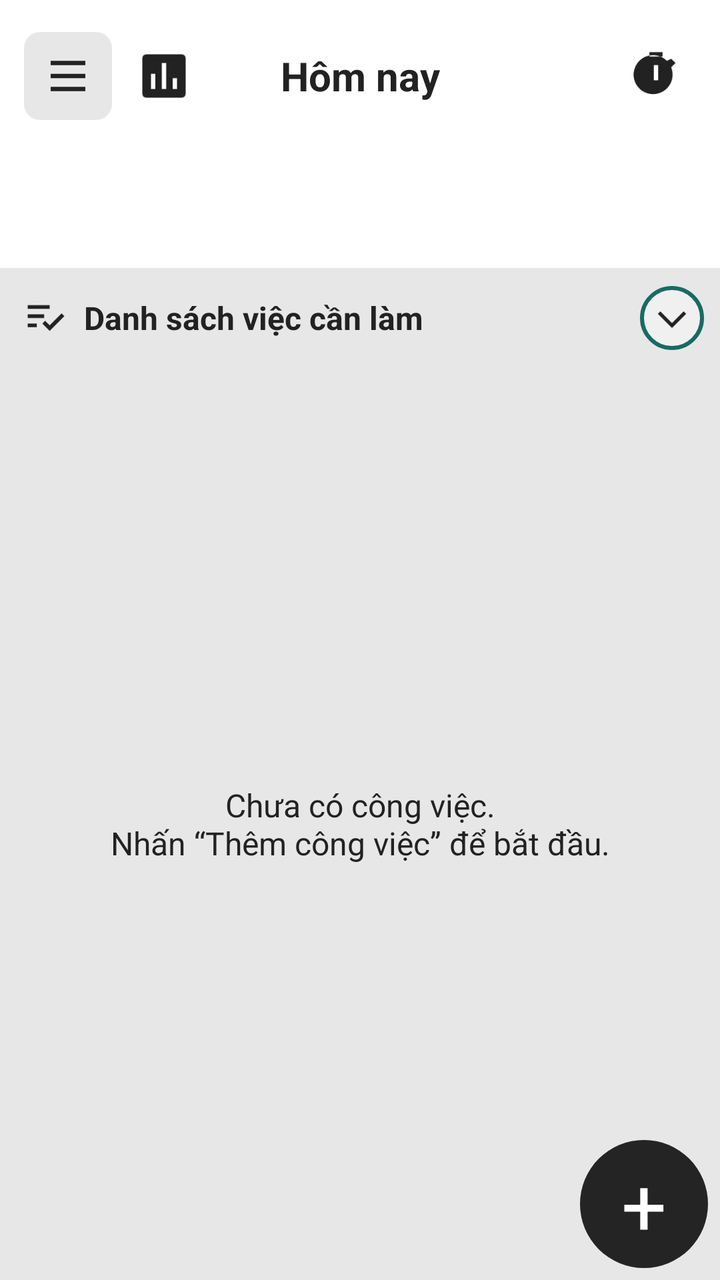
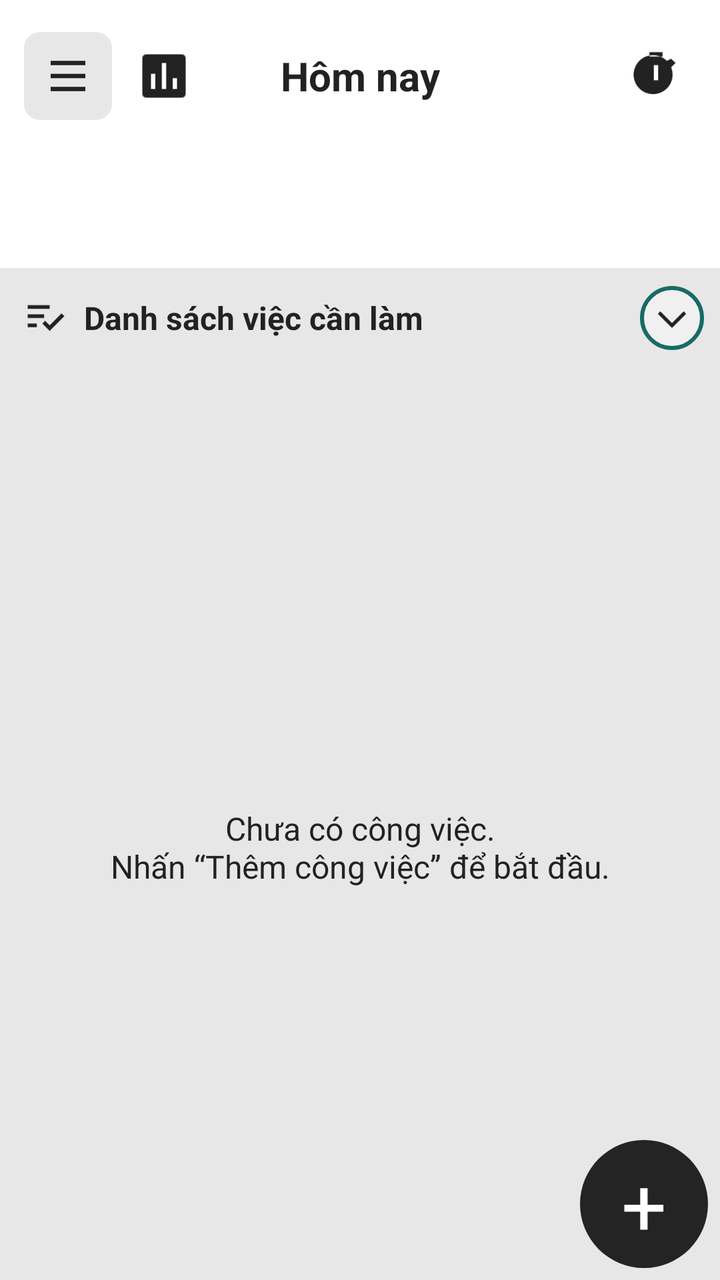

Screens rendered from an Android XML layout before and after an edit, with the pre-edit source and the edit as a unified diff.
<!-- AndroidManifest.xml: application theme Theme.TaskManager -->
<!-- res/layout/screen_tasks.xml -->
<?xml version="1.0" encoding="utf-8"?>
<LinearLayout xmlns:android="http://schemas.android.com/apk/res/android" xmlns:app="http://schemas.android.com/apk/res-auto" android:layout_width="match_parent" android:layout_height="match_parent" android:orientation="vertical">
    <FrameLayout android:layout_width="match_parent" android:layout_height="76dp">
        <TextView android:id="@+id/currentDate" style="@style/ScreenTitle" android:text="@string/today" />
        <LinearLayout android:layout_width="wrap_content" android:layout_height="48dp" android:layout_gravity="start|center_vertical" android:gravity="center_vertical" android:layout_marginStart="12dp">
            <ImageButton android:id="@+id/filterTasks" style="@style/IconButton" app:srcCompat="@drawable/ic_menu" android:contentDescription="@string/manage_lists" android:background="@drawable/control_gray" />
            <ImageButton android:id="@+id/openReport" style="@style/IconButton" app:srcCompat="@drawable/ic_chart" android:contentDescription="@string/habit_report" android:layout_marginStart="4dp" />
        </LinearLayout>
        <ImageButton android:id="@+id/openTimer" style="@style/IconButton" app:srcCompat="@drawable/ic_timer" android:contentDescription="@string/timer" android:layout_gravity="end|center_vertical" android:layout_marginEnd="10dp" />
        <Button android:id="@+id/showStats" android:layout_width="0dp" android:layout_height="0dp" android:visibility="gone" />
    </FrameLayout>
    <LinearLayout android:id="@+id/taskWeek" android:orientation="horizontal" android:layout_width="match_parent" android:layout_height="52dp" android:paddingLeft="8dp" android:paddingRight="8dp" android:layout_marginBottom="6dp" />
    <EditText android:id="@+id/searchTasks" android:layout_width="match_parent" android:layout_height="48dp" android:visibility="gone" android:inputType="text" android:singleLine="true" />
    <FrameLayout android:layout_width="match_parent" android:layout_height="0dp" android:layout_weight="1" android:background="@color/workspace_canvas">
        <LinearLayout android:layout_width="match_parent" android:layout_height="match_parent" android:orientation="vertical">
            <LinearLayout android:layout_width="match_parent" android:layout_height="50dp" android:gravity="center_vertical" android:paddingLeft="12dp" android:paddingRight="8dp">
                <ImageView android:layout_width="22dp" android:layout_height="22dp" app:srcCompat="@drawable/ic_checklist" android:contentDescription="@null" />
                <TextView android:id="@+id/listHeading" android:layout_width="0dp" android:layout_height="wrap_content" android:layout_weight="1" android:layout_marginStart="8dp" android:text="Danh sách việc cần làm" android:textSize="16sp" android:textStyle="bold" android:textColor="@color/workspace_text" />
                <TextView android:id="@+id/taskCount" android:layout_width="24dp" android:layout_height="wrap_content" android:gravity="center" android:textSize="16sp" android:textColor="@color/workspace_muted" />
                <ImageButton android:id="@+id/collapseTasks" style="@style/IconButton" app:srcCompat="@drawable/ic_chevron" android:contentDescription="Thu gọn / mở danh sách" android:layout_width="32dp" android:layout_height="32dp" android:padding="6dp" android:background="@drawable/collapse_circle" />
            </LinearLayout>
            <TextView android:id="@+id/taskSummary" android:layout_width="match_parent" android:layout_height="wrap_content" android:visibility="gone" />
            <FrameLayout android:id="@+id/taskListContainer" android:layout_width="match_parent" android:layout_height="0dp" android:layout_weight="1">
                <androidx.recyclerview.widget.RecyclerView android:id="@+id/taskList" android:layout_width="match_parent" android:layout_height="match_parent" android:paddingLeft="6dp" android:paddingRight="6dp" android:paddingBottom="80dp" android:clipToPadding="false" />
                <TextView android:id="@+id/emptyMessage" android:layout_width="match_parent" android:layout_height="match_parent" android:gravity="center" android:text="@string/empty_message" android:textSize="16sp" android:textColor="@color/workspace_text" />
            </FrameLayout>
            <TextView android:id="@+id/habitHeading" android:layout_width="match_parent" android:layout_height="wrap_content" android:padding="12dp" android:text="Thói quen hằng ngày" android:textSize="16sp" android:textStyle="bold" android:textColor="@color/workspace_text" android:visibility="gone" />
            <ScrollView android:id="@+id/habitScroll" android:layout_width="match_parent" android:layout_height="0dp" android:layout_weight="1" android:visibility="gone">
                <LinearLayout android:id="@+id/habitEntries" android:layout_width="match_parent" android:layout_height="wrap_content" android:orientation="vertical" android:padding="6dp" android:paddingBottom="80dp" />
            </ScrollView>
        </LinearLayout>
        <TextView android:id="@+id/addTask" style="@style/AddButton" />
    </FrameLayout>
</LinearLayout>
<!-- resources referenced by this layout -->
<resources>
  <color name="workspace_canvas">#E7E7E7</color>
  <color name="workspace_muted">#555555</color>
  <color name="workspace_text">#222222</color>
  <!-- drawable collapse_circle (drawable) -->
  <shape xmlns:android="http://schemas.android.com/apk/res/android" android:shape="oval">
      <solid android:color="@color/workspace_soft" />
      <stroke android:width="2dp" android:color="@color/workspace_accent" />
  </shape>
  <!-- drawable control_gray (drawable) -->
  <ripple xmlns:android="http://schemas.android.com/apk/res/android" android:color="#20808080"><item><shape><solid android:color="@color/workspace_control" /><corners android:radius="8dp" /></shape></item></ripple>
  <!-- drawable ic_checklist (drawable) -->
  <vector xmlns:android="http://schemas.android.com/apk/res/android" android:width="24dp" android:height="24dp" android:viewportWidth="24" android:viewportHeight="24"><path android:fillColor="@color/workspace_text" android:fillType="evenOdd" android:pathData="M2,5L14,5L14,7L2,7Z M2,10L11,10L11,12L2,12Z M2,15L7,15L7,17L2,17Z M10,15L14,19L22,11L20.5,9.5L14,16L11.5,13.5Z" /></vector>
  <!-- drawable ic_chevron (drawable) -->
  <vector xmlns:android="http://schemas.android.com/apk/res/android" android:width="24dp" android:height="24dp" android:viewportWidth="24" android:viewportHeight="24"><path android:fillColor="@color/workspace_text" android:fillType="evenOdd" android:pathData="M5,8L12,15L19,8L20.5,9.5L12,18L3.5,9.5Z" /></vector>
  <!-- drawable ic_menu (drawable) -->
  <vector xmlns:android="http://schemas.android.com/apk/res/android" android:width="24dp" android:height="24dp" android:viewportWidth="24" android:viewportHeight="24"><path android:fillColor="@color/workspace_text" android:fillType="evenOdd" android:pathData="M4,5L20,5L20,7L4,7Z M4,11L20,11L20,13L4,13Z M4,17L20,17L20,19L4,19Z" /></vector>
  <!-- drawable ic_timer (drawable) -->
  <vector xmlns:android="http://schemas.android.com/apk/res/android" android:width="24dp" android:height="24dp" android:viewportWidth="24" android:viewportHeight="24"><path android:fillColor="@color/workspace_text" android:fillType="evenOdd" android:pathData="M9,1L15,1L15,3L9,3Z M19,4L21,6L19,8A9,9 0,1 1,17,5Z M11,7L11,14L13,14L13,7Z" /></vector>
  <string name="empty_message">Chưa có công việc.\nNhấn “Thêm công việc” để bắt đầu.</string>
  <string name="habit_report">Báo cáo thói quen</string>
  <string name="manage_lists">Quản lý danh sách / bộ lọc</string>
  <string name="timer">Bộ hẹn giờ</string>
  <string name="today">Hôm nay</string>
  <style name="IconButton"><item name="android:layout_width">44dp</item><item name="android:layout_height">44dp</item><item name="android:padding">9dp</item><item name="android:background">?attr/selectableItemBackgroundBorderless</item><item name="android:backgroundTint">@null</item><item name="android:scaleType">fitCenter</item><item name="android:tint">@color/workspace_text</item><item name="android:stateListAnimator">@null</item></style>
  <style name="ScreenTitle" parent="ScreenTitleBase" />
  <style name="Theme.TaskManager" parent="Theme.TaskManagerBase" />
  <color name="workspace_soft">#F0F0F0</color>
  <color name="workspace_accent">#176B64</color>
  <color name="workspace_control">#E7E7E7</color>
  <!-- drawable add_circle (drawable) -->
  <shape xmlns:android="http://schemas.android.com/apk/res/android" android:shape="oval"><solid android:color="#242424" /></shape>
  <string name="add">Thêm</string>
  <style name="ScreenTitleBase">
          <item name="android:layout_width">match_parent</item>
          <item name="android:layout_height">76dp</item>
          <item name="android:gravity">center</item>
          <item name="android:textSize">20sp</item>
          <item name="android:textColor">@color/workspace_text</item>
          <item name="android:textStyle">bold</item>
          
      </style>
  <color name="workspace_surface">#FFFFFF</color>
  <!-- unchanged entries left out for length: 4 -->
</resources>

<!-- the commit's change to res/layout/screen_tasks.xml (unified diff, before → after) -->
@@ -19,7 +19,10 @@
                 <TextView android:id="@+id/taskCount" android:layout_width="24dp" android:layout_height="wrap_content" android:gravity="center" android:textSize="16sp" android:textColor="@color/workspace_muted" />
                 <ImageButton android:id="@+id/collapseTasks" style="@style/IconButton" app:srcCompat="@drawable/ic_chevron" android:contentDescription="Thu gọn / mở danh sách" android:layout_width="32dp" android:layout_height="32dp" android:padding="6dp" android:background="@drawable/collapse_circle" />
             </LinearLayout>
-            <TextView android:id="@+id/taskSummary" android:layout_width="match_parent" android:layout_height="wrap_content" android:visibility="gone" />
+            <LinearLayout android:layout_width="match_parent" android:layout_height="wrap_content" android:gravity="center_vertical" android:paddingStart="16dp" android:paddingEnd="12dp" android:paddingBottom="6dp">
+                <TextView android:id="@+id/taskSummary" android:layout_width="0dp" android:layout_height="wrap_content" android:layout_weight="1" android:textSize="13sp" android:textColor="@color/workspace_muted" />
+                <Button android:id="@+id/editCurrentList" style="@style/FlatButton" android:layout_width="wrap_content" android:layout_height="48dp" android:text="@string/edit_task_list" android:textSize="12sp" android:visibility="gone" />
+            </LinearLayout>
             <FrameLayout android:id="@+id/taskListContainer" android:layout_width="match_parent" android:layout_height="0dp" android:layout_weight="1">
                 <androidx.recyclerview.widget.RecyclerView android:id="@+id/taskList" android:layout_width="match_parent" android:layout_height="match_parent" android:paddingLeft="6dp" android:paddingRight="6dp" android:paddingBottom="80dp" android:clipToPadding="false" />
                 <TextView android:id="@+id/emptyMessage" android:layout_width="match_parent" android:layout_height="match_parent" android:gravity="center" android:text="@string/empty_message" android:textSize="16sp" android:textColor="@color/workspace_text" />
<!-- resource entries referenced after the edit -->
@@ -18,6 +18,7 @@
   <vector xmlns:android="http://schemas.android.com/apk/res/android" android:width="24dp" android:height="24dp" android:viewportWidth="24" android:viewportHeight="24"><path android:fillColor="@color/workspace_text" android:fillType="evenOdd" android:pathData="M4,5L20,5L20,7L4,7Z M4,11L20,11L20,13L4,13Z M4,17L20,17L20,19L4,19Z" /></vector>
   <!-- drawable ic_timer (drawable) -->
   <vector xmlns:android="http://schemas.android.com/apk/res/android" android:width="24dp" android:height="24dp" android:viewportWidth="24" android:viewportHeight="24"><path android:fillColor="@color/workspace_text" android:fillType="evenOdd" android:pathData="M9,1L15,1L15,3L9,3Z M19,4L21,6L19,8A9,9 0,1 1,17,5Z M11,7L11,14L13,14L13,7Z" /></vector>
+  <string name="edit_task_list">Sửa danh sách</string>
   <string name="empty_message">Chưa có công việc.\nNhấn “Thêm công việc” để bắt đầu.</string>
   <string name="habit_report">Báo cáo thói quen</string>
   <string name="manage_lists">Quản lý danh sách / bộ lọc</string>
